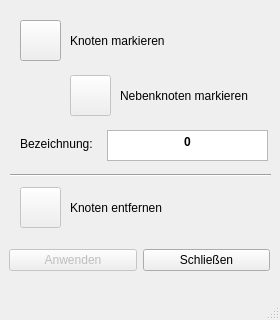
Old version of the form Code/NodeEdit.ui in the repository MSPietsch/HMI.
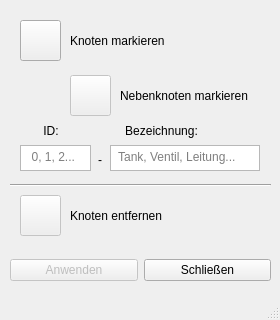
New version of the form. Icons and pictures are not drawn.

```diff
--- a/Code/NodeEdit.ui
+++ b/Code/NodeEdit.ui
@@ -130,24 +130,11 @@
       <string>Knoten markieren</string>
      </property>
     </widget>
-    <widget class="QLabel" name="label_2">
-     <property name="geometry">
-      <rect>
-       <x>20</x>
-       <y>124</y>
-       <width>91</width>
-       <height>40</height>
-      </rect>
-     </property>
-     <property name="text">
-      <string>Bezeichnung:</string>
-     </property>
-    </widget>
     <widget class="Line" name="line">
      <property name="geometry">
       <rect>
        <x>10</x>
-       <y>165</y>
+       <y>175</y>
        <width>261</width>
        <height>20</height>
       </rect>
@@ -163,7 +150,7 @@
      <property name="geometry">
       <rect>
        <x>20</x>
-       <y>187</y>
+       <y>195</y>
        <width>41</width>
        <height>41</height>
       </rect>
@@ -207,7 +194,7 @@
      <property name="geometry">
       <rect>
        <x>70</x>
-       <y>182</y>
+       <y>190</y>
        <width>171</width>
        <height>51</height>
       </rect>
@@ -219,8 +206,8 @@
     <widget class="QWidget" name="horizontalLayoutWidget">
      <property name="geometry">
       <rect>
-       <x>9</x>
-       <y>240</y>
+       <x>10</x>
+       <y>250</y>
        <width>261</width>
        <height>41</height>
       </rect>
@@ -257,21 +244,27 @@
      </property>
      <property name="geometry">
       <rect>
-       <x>107</x>
-       <y>130</y>
-       <width>161</width>
-       <height>31</height>
+       <x>20</x>
+       <y>145</y>
+       <width>71</width>
+       <height>26</height>
       </rect>
      </property>
      <property name="frameShape">
       <enum>QFrame::StyledPanel</enum>
      </property>
+     <property name="tabChangesFocus">
+      <bool>true</bool>
+     </property>
+     <property name="readOnly">
+      <bool>false</bool>
+     </property>
      <property name="html">
       <string>&lt;!DOCTYPE HTML PUBLIC &quot;-//W3C//DTD HTML 4.0//EN&quot; &quot;http://www.w3.org/TR/REC-html40/strict.dtd&quot;&gt;
 &lt;html&gt;&lt;head&gt;&lt;meta name=&quot;qrichtext&quot; content=&quot;1&quot; /&gt;&lt;style type=&quot;text/css&quot;&gt;
 p, li { white-space: pre-wrap; }
 &lt;/style&gt;&lt;/head&gt;&lt;body style=&quot; font-family:'MS Shell Dlg 2'; font-size:7.8pt; font-weight:400; font-style:normal;&quot;&gt;
-&lt;p align=&quot;center&quot; style=&quot; margin-top:0px; margin-bottom:0px; margin-left:0px; margin-right:0px; -qt-block-indent:0; text-indent:0px;&quot;&gt;&lt;span style=&quot; font-family:'MS Shell Dlg 2'; font-size:9pt; font-weight:600;&quot;&gt;0&lt;/span&gt;&lt;/p&gt;&lt;/body&gt;&lt;/html&gt;</string>
+&lt;p align=&quot;center&quot; style=&quot;-qt-paragraph-type:empty; margin-top:0px; margin-bottom:0px; margin-left:0px; margin-right:0px; -qt-block-indent:0; text-indent:0px; font-family:'MS Shell Dlg 2';&quot;&gt;&lt;br /&gt;&lt;/p&gt;&lt;/body&gt;&lt;/html&gt;</string>
      </property>
      <property name="overwriteMode">
       <bool>false</bool>
@@ -280,7 +273,7 @@
       <set>Qt::TextSelectableByKeyboard|Qt::TextSelectableByMouse</set>
      </property>
      <property name="placeholderText">
-      <string>Name oder ID eingeben...</string>
+      <string>  0, 1, 2...</string>
      </property>
     </widget>
     <widget class="QLabel" name="label_4">
@@ -296,6 +289,73 @@
       <string>Nebenknoten markieren</string>
      </property>
     </widget>
+    <widget class="QTextEdit" name="nodeNameEdit_2">
+     <property name="enabled">
+      <bool>true</bool>
+     </property>
+     <property name="geometry">
+      <rect>
+       <x>110</x>
+       <y>145</y>
+       <width>150</width>
+       <height>26</height>
+      </rect>
+     </property>
+     <property name="frameShape">
+      <enum>QFrame::StyledPanel</enum>
+     </property>
+     <property name="autoFormatting">
+      <set>QTextEdit::AutoBulletList</set>
+     </property>
+     <property name="tabChangesFocus">
+      <bool>true</bool>
+     </property>
+     <property name="readOnly">
+      <bool>false</bool>
+     </property>
+     <property name="html">
+      <string>&lt;!DOCTYPE HTML PUBLIC &quot;-//W3C//DTD HTML 4.0//EN&quot; &quot;http://www.w3.org/TR/REC-html40/strict.dtd&quot;&gt;
+&lt;html&gt;&lt;head&gt;&lt;meta name=&quot;qrichtext&quot; content=&quot;1&quot; /&gt;&lt;style type=&quot;text/css&quot;&gt;
+p, li { white-space: pre-wrap; }
+&lt;/style&gt;&lt;/head&gt;&lt;body style=&quot; font-family:'MS Shell Dlg 2'; font-size:7.8pt; font-weight:400; font-style:normal;&quot;&gt;
+&lt;p align=&quot;center&quot; style=&quot;-qt-paragraph-type:empty; margin-top:0px; margin-bottom:0px; margin-left:0px; margin-right:0px; -qt-block-indent:0; text-indent:0px; font-family:'MS Shell Dlg 2';&quot;&gt;&lt;br /&gt;&lt;/p&gt;&lt;/body&gt;&lt;/html&gt;</string>
+     </property>
+     <property name="overwriteMode">
+      <bool>false</bool>
+     </property>
+     <property name="textInteractionFlags">
+      <set>Qt::TextEditorInteraction</set>
+     </property>
+     <property name="placeholderText">
+      <string> Tank, Ventil, Leitung...</string>
+     </property>
+    </widget>
+    <widget class="QLabel" name="label_5">
+     <property name="geometry">
+      <rect>
+       <x>98</x>
+       <y>135</y>
+       <width>10</width>
+       <height>50</height>
+      </rect>
+     </property>
+     <property name="text">
+      <string>-</string>
+     </property>
+    </widget>
+    <widget class="QLabel" name="label_6">
+     <property name="geometry">
+      <rect>
+       <x>20</x>
+       <y>105</y>
+       <width>241</width>
+       <height>51</height>
+      </rect>
+     </property>
+     <property name="text">
+      <string>       ID:                    Bezeichnung:</string>
+     </property>
+    </widget>
    </widget>
   </widget>
   <widget class="QStatusBar" name="statusbar"/>
```
Left out of the diff: 2 changed lines with no effect on the pictures.
